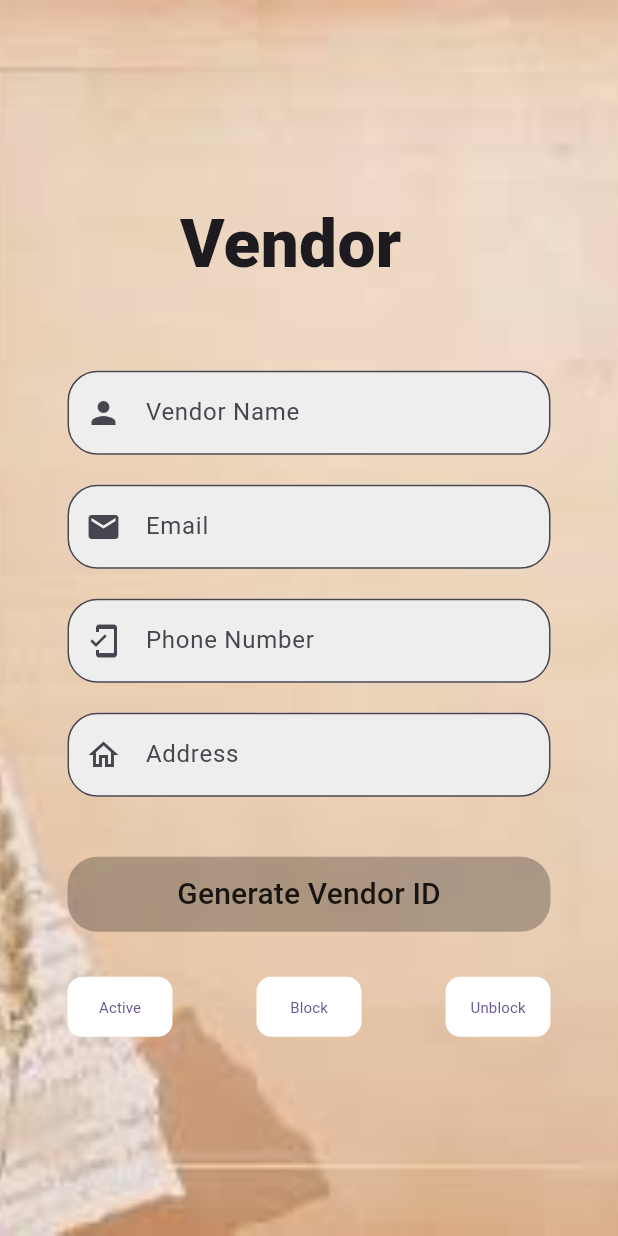
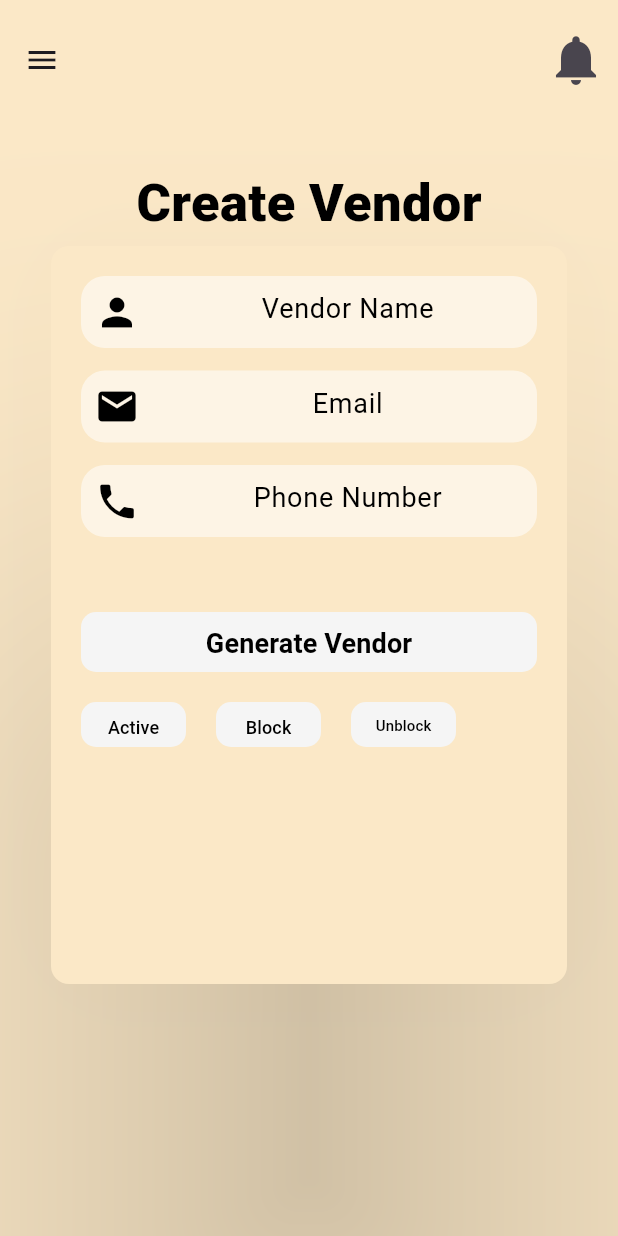
Before and after one commit to PALLAVIROY04/UI_design, a Flutter app: the VenderForm screen opened directly, on a phone screen of 412 x 824 dp. Run offline on Flutter 3.47's test engine with Material 3 defaults, Android fonts, the phone set to English and light mode, and no system bars; our stand-ins replace google_fonts.

Commit message:
create Vendor

```diff
--- a/lib/screen/Reset Screen.dart
+++ b/lib/screen/Reset Screen.dart
@@ -32,7 +32,8 @@ class _LoginPageState extends State<ResetPage> {
     const SizedBox(height: 64,),
     Text("Forget Your Password?",
       style: GoogleFonts.inter
-        (textStyle:Theme.of(context).textTheme.displayLarge,fontSize: 20,fontWeight:FontWeight.w800,color: Colors.black38 ),
+        (textStyle:Theme.of(context).textTheme.displayLarge,fontSize: 40,fontWeight:FontWeight.w800,
+      ),
     textAlign: TextAlign.center,
     ),
     const  SizedBox(height: 15,),
--- a/lib/screen/otpPage.dart
+++ b/lib/screen/otpPage.dart
@@ -28,7 +28,7 @@ class _VerificationPageState extends State<VerificationPage> {
                 children: [
               const SizedBox(height: 64,),
                   Text("We have sent otp to your gmail",
-                    style: TextStyle(fontSize: 30,fontWeight: FontWeight.w800),
+                    style: TextStyle(fontSize: 35,fontWeight: FontWeight.w800),
                     textAlign: TextAlign.center,
                   ),
                   const  SizedBox(height: 15,),
@@ -49,7 +49,7 @@ class _VerificationPageState extends State<VerificationPage> {
                           MaterialPageRoute(
                               builder: (context) => Password())
                       );
-                    }, child: Text("Next",style: TextStyle(fontSize: 20, color: Colors.black87),),),
+                    }, child: Text("Verify",style: TextStyle(fontSize: 20, color: Colors.black87),),),
                   ),
               ]
           ),
--- a/lib/screen/password.dart
+++ b/lib/screen/password.dart
@@ -29,7 +29,7 @@ class _PasswordState extends State<Password> {
     padding: const EdgeInsets.symmetric(horizontal: 110, vertical: 170),
     child: Container(
     child: Text("Reset Password",style: TextStyle(
-    fontSize: 35,
+    fontSize: 38,
     fontWeight: FontWeight.w800),
     textAlign: TextAlign.center,
     ),
@@ -65,13 +65,15 @@ class _PasswordState extends State<Password> {
     Container(
     height: 50,
     width: MediaQuery.of(context).size.height*0.4,
-    decoration: BoxDecoration(borderRadius: BorderRadius.circular(20),color: Colors.black26),
+    decoration: BoxDecoration(borderRadius: BorderRadius.circular(20),color: Colors.black12,
+    border: Border.all(width: 1),
+    ),
     child: TextButton(onPressed: (){
     Navigator.push(context,
     MaterialPageRoute(
     builder: (context) => LoginPage())
     );
-    }, child: Text("Next",style: TextStyle(fontSize: 20, color: Colors.black87),),),
+    }, child: Text("Done",style: TextStyle(fontSize: 20, color: Colors.black87),),),
     ),
       ]
     ),
--- a/lib/selectedpage/VenderForm.dart
+++ b/lib/selectedpage/VenderForm.dart
@@ -1,5 +1,7 @@
 import 'package:flutter/material.dart';
 import 'package:google_fonts/google_fonts.dart';
+
+import '../common_widget/AdminDrawer.dart';
 class VenderForm extends StatefulWidget {
   const VenderForm({super.key});
 
@@ -19,125 +21,157 @@ class _VenderFormState extends State<VenderForm> {
         )
       ),
       child: Scaffold(
-        backgroundColor: Colors.transparent,
+        drawer: AdminNavBar(),
+        appBar: AppBar( backgroundColor: const Color(0xffFBE8C7),
+            actions: [
+              IconButton(
+                icon: const Icon(Icons.notifications,size: 40,),
+                onPressed: () {},
+              ),
+            ],
+            toolbarHeight:80,
+            ),
+        backgroundColor: Color(0xffFBE8C7),
+
       body: SingleChildScrollView(
-          child: Stack(
-              children:[
-                Padding(
-                  padding: const EdgeInsets.symmetric(horizontal: 120, vertical: 130),
-                  child: Container(
-                    child: Text("Vendor",style: TextStyle(
-                        fontSize: 45,
-                        fontWeight: FontWeight.w800),
+      child:  Container(
+      alignment: Alignment.center,
+      padding: const EdgeInsets.all(30),
+      child: Column(
+      mainAxisAlignment: MainAxisAlignment.center,
+      children: [
+      const Text("Create Vendor",
+      style: TextStyle(
+      fontSize: 35,
+      fontWeight: FontWeight.w900,
+      color: Colors.black),
+      ),
+      SizedBox(
+      height: 500,
+      width: double.infinity,
+      child:  Card(
+      color: const Color(0xffFBE8C7),
+      elevation: 150,
+      child:Container(
+      padding: const EdgeInsets.all(20),
+      child:Column(
+      children: [
+      Container(
+      decoration: BoxDecoration(color: Colors.white54,
+      borderRadius: BorderRadius.circular(16)
+      ),
+      child:const TextField(
+      decoration: InputDecoration(
+      border: InputBorder.none,
+      fillColor: Color(0xffFBE8C7),
+      hintText: "Vendor Name",
+      hintStyle: TextStyle(fontSize: 18,color: Colors.black),
+      prefixIcon: Icon(
+      Icons.person,
+      size: 30,
+      color: Colors.black,)
+      ),
       textAlign: TextAlign.center,
+      )
+      ),
+      const SizedBox(height: 15,),
+      Container(
+      decoration: BoxDecoration(color: Colors.white54,
+      borderRadius: BorderRadius.circular(16)
+      ),
+      child:const TextField(
+      decoration: InputDecoration(
+      border: InputBorder.none,
+      fillColor: Color(0xffFBE8C7),
+      hintText: "Email",
+      hintStyle: TextStyle(fontSize: 18,color: Colors.black),
+      prefixIcon: Icon(
+      Icons.email,
+      size: 30,
+      color: Colors.black,)
+      ),
+      textAlign: TextAlign.center,
+      )
+      ),
+      const SizedBox(height: 15,),
+      Container(
+      decoration: BoxDecoration(color: Colors.white54,
+      borderRadius: BorderRadius.circular(16)
+      ),
+      child:const TextField(
+      keyboardType: TextInputType.number,
+      decoration: InputDecoration(
+      border: InputBorder.none,
+      fillColor: Color(0xffFBE8C7),
+      hintText: "Phone Number",
+      hintStyle: TextStyle(fontSize: 18,color: Colors.black),
+      prefixIcon: Icon(
+      Icons.phone,
+      size: 30,
+      color: Colors.black,)
+      ),
+      textAlign: TextAlign.center,
+      )
+      ),
+      const SizedBox(height: 50,),
+      Container(
+      height: 40,
+      width: double.infinity,
+      decoration:BoxDecoration(
+      borderRadius: BorderRadius.circular(10),
+      color: const Color(0xffF5F5F5)),
+      child: TextButton(onPressed: (){},
+      child:const Text("Generate Vendor",
+      style: TextStyle(
+      fontWeight: FontWeight.bold,
+      fontSize: 18,color: Colors.black),
+      )
       ),
       ),
-                ),
-                Container(
-                  padding: EdgeInsets.only(top: MediaQuery.of(context).size.height*0.3, right: 45,left: 45),
-                  child: Column(
-                    children: [
-                      TextField(
-                        decoration: InputDecoration(
-                          fillColor: Colors.grey.shade200,
-                          filled: true,
-                          hintText: "Vendor Name",
-                          prefixIcon: Icon(Icons.person),
-                          border: OutlineInputBorder(borderRadius: BorderRadius.circular(20)),
-                        ),
-
-                      ),
-                      SizedBox(height: 20,),
-                      TextField(
-                        decoration: InputDecoration(
-                          fillColor: Colors.grey.shade200,
-                          filled: true,
-                          hintText: "Email",
-                          prefixIcon: Icon(Icons.mail),
-                          border: OutlineInputBorder(borderRadius: BorderRadius.circular(20)),
-                        ),
-                      ),
-                      SizedBox(height: 20,),
-                      TextField(
-                        keyboardType: TextInputType.number,
-                        obscureText: true,
-                        decoration: InputDecoration(
-                          fillColor: Colors.grey.shade200,
-                          filled: true,
-                          hintText: "Phone Number",
-                          prefixIcon: Icon(Icons.mobile_friendly),
-                          border: OutlineInputBorder(borderRadius: BorderRadius.circular(20)
-                          ),
-
-                        ),
-
-                      ),
-                      SizedBox(height: 20,),
-                      TextField(
-                        obscureText: true,
-                        decoration: InputDecoration(
-                          fillColor: Colors.grey.shade200,
-                          filled: true,
-                          hintText: "Address",
-                          prefixIcon: Icon(Icons.home_outlined),
-                          border: OutlineInputBorder(borderRadius: BorderRadius.circular(20)
-                          ),
-
-                        ),
-
-                      ),
-                      SizedBox(height: 40,),
-                      Container(
-                        height: 50,
-                        width: MediaQuery.of(context).size.height*0.4,
-                        decoration: BoxDecoration(borderRadius: BorderRadius.circular(20),color: Colors.black26),
-                        child: TextButton(onPressed: (){
-
-                        }, child: Text("Generate Vendor ID",style: TextStyle(fontSize: 20, color: Colors.black87),),),
-                      ),
-                      SizedBox(height: 30,),
+      const SizedBox(height: 20,),
       Row(
-                        mainAxisAlignment: MainAxisAlignment.spaceBetween,
       children: [
       Container(
-                            height: 40,
+      height: 30,
       width: 70,
-                            decoration: BoxDecoration(
+      decoration:BoxDecoration(
       borderRadius: BorderRadius.circular(10),
-                              color: Colors.white
+      color: const Color(0xffF5F5F5)),
+      child: TextButton(onPressed: (){},
+      child:const Text("Active",style: TextStyle(fontSize: 12,color: Colors.black),) )
       ),
-                            child: TextButton(onPressed: (){},child: Text("Active",style: GoogleFonts.roboto(fontSize:10,fontWeight:FontWeight.w400),),),
+      const SizedBox(width: 20,),
+      Container(
+      height: 30,
+      width: 70,
+      decoration:BoxDecoration(
+      borderRadius: BorderRadius.circular(10),
+      color: const Color(0xffF5F5F5)),
+      child: TextButton(onPressed: (){},
+      child:const Text("Block",style: TextStyle(fontSize: 12,color: Colors.black),) )
       ),
+      const SizedBox(width: 20,),
       Container(
-                            height: 40,
+      height: 30,
       width: 70,
-                            decoration: BoxDecoration(
+      decoration:BoxDecoration(
       borderRadius: BorderRadius.circular(10),
-                              color: Colors.white
-                            ),
-                            child: TextButton(onPressed: (){},child: Text("Block",style: GoogleFonts.roboto(fontSize:10,fontWeight:FontWeight.w400),),),
-                          ),Container(
-                            height: 40,
-                            width: 70,
-                            decoration: BoxDecoration(
-                              borderRadius: BorderRadius.circular(10),
-                                color: Colors.white
-                            ),
-                            child: TextButton(onPressed: (){},child: Text("Unblock",style: GoogleFonts.roboto(fontSize:10,fontWeight:FontWeight.w400),),),
+      color: const Color(0xffF5F5F5)),
+      child: TextButton(onPressed: (){},
+      child:const Text("Unblock",style: TextStyle(fontSize: 10,color: Colors.black),) )
       )
-
       ],
       )
-
-                    ],
+      ]
+      )
       ),
+      )
+      )
+      ]
+      )
+      )
     ),
-
-              ]
-          ),
-        ),
-      ),
-
+      )
     );
   }
       }
```
Lines whose indentation alone changed are shown as unchanged.
